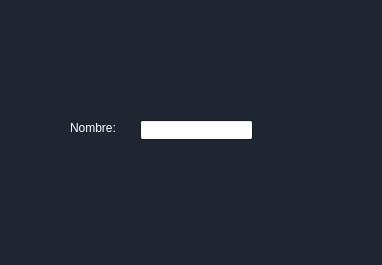
Old version of the form registrofamilia.ui in the repository pacheevb/ED_Proyecto2.
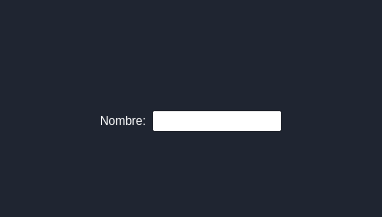
New version of the form. Icons and pictures are not drawn.

```diff
--- a/registrofamilia.ui
+++ b/registrofamilia.ui
@@ -7,7 +7,7 @@
     <x>0</x>
     <y>0</y>
     <width>382</width>
-    <height>265</height>
+    <height>217</height>
    </rect>
   </property>
   <property name="palette">
@@ -96,71 +96,11 @@
     <bool>true</bool>
    </property>
   </widget>
-  <widget class="QLabel" name="label_2">
-   <property name="geometry">
-    <rect>
-     <x>70</x>
-     <y>120</y>
-     <width>51</width>
-     <height>16</height>
-    </rect>
-   </property>
-   <property name="palette">
-    <palette>
-     <active>
-      <colorrole role="WindowText">
-       <brush brushstyle="SolidPattern">
-        <color alpha="255">
-         <red>255</red>
-         <green>255</green>
-         <blue>255</blue>
-        </color>
-       </brush>
-      </colorrole>
-     </active>
-     <inactive>
-      <colorrole role="WindowText">
-       <brush brushstyle="SolidPattern">
-        <color alpha="255">
-         <red>255</red>
-         <green>255</green>
-         <blue>255</blue>
-        </color>
-       </brush>
-      </colorrole>
-     </inactive>
-     <disabled>
-      <colorrole role="WindowText">
-       <brush brushstyle="SolidPattern">
-        <color alpha="255">
-         <red>120</red>
-         <green>120</green>
-         <blue>120</blue>
-        </color>
-       </brush>
-      </colorrole>
-     </disabled>
-    </palette>
-   </property>
-   <property name="text">
-    <string>Nombre:</string>
-   </property>
-  </widget>
-  <widget class="QLineEdit" name="lineEdit">
-   <property name="geometry">
-    <rect>
-     <x>140</x>
-     <y>120</y>
-     <width>113</width>
-     <height>20</height>
-    </rect>
-   </property>
-  </widget>
   <widget class="QPushButton" name="btn_guardarFam">
    <property name="geometry">
     <rect>
      <x>270</x>
-     <y>210</y>
+     <y>160</y>
      <width>91</width>
      <height>41</height>
     </rect>
@@ -176,7 +116,7 @@
    <property name="geometry">
     <rect>
      <x>260</x>
-     <y>200</y>
+     <y>150</y>
      <width>111</width>
      <height>61</height>
     </rect>
@@ -188,6 +128,65 @@
     <pixmap resource="recursos.qrc">:/Recursos/btn_guardar.png</pixmap>
    </property>
   </widget>
+  <widget class="QWidget" name="">
+   <property name="geometry">
+    <rect>
+     <x>100</x>
+     <y>110</y>
+     <width>182</width>
+     <height>22</height>
+    </rect>
+   </property>
+   <layout class="QFormLayout" name="formLayout">
+    <item row="0" column="0">
+     <widget class="QLabel" name="label_2">
+      <property name="palette">
+       <palette>
+        <active>
+         <colorrole role="WindowText">
+          <brush brushstyle="SolidPattern">
+           <color alpha="255">
+            <red>255</red>
+            <green>255</green>
+            <blue>255</blue>
+           </color>
+          </brush>
+         </colorrole>
+        </active>
+        <inactive>
+         <colorrole role="WindowText">
+          <brush brushstyle="SolidPattern">
+           <color alpha="255">
+            <red>255</red>
+            <green>255</green>
+            <blue>255</blue>
+           </color>
+          </brush>
+         </colorrole>
+        </inactive>
+        <disabled>
+         <colorrole role="WindowText">
+          <brush brushstyle="SolidPattern">
+           <color alpha="255">
+            <red>120</red>
+            <green>120</green>
+            <blue>120</blue>
+           </color>
+          </brush>
+         </colorrole>
+        </disabled>
+       </palette>
+      </property>
+      <property name="text">
+       <string>Nombre:</string>
+      </property>
+     </widget>
+    </item>
+    <item row="0" column="1">
+     <widget class="QLineEdit" name="lineEdit"/>
+    </item>
+   </layout>
+  </widget>
   <zorder>label</zorder>
   <zorder>label_2</zorder>
   <zorder>lineEdit</zorder>
```
Left out of the diff: 2 changed lines with no effect on the pictures.
